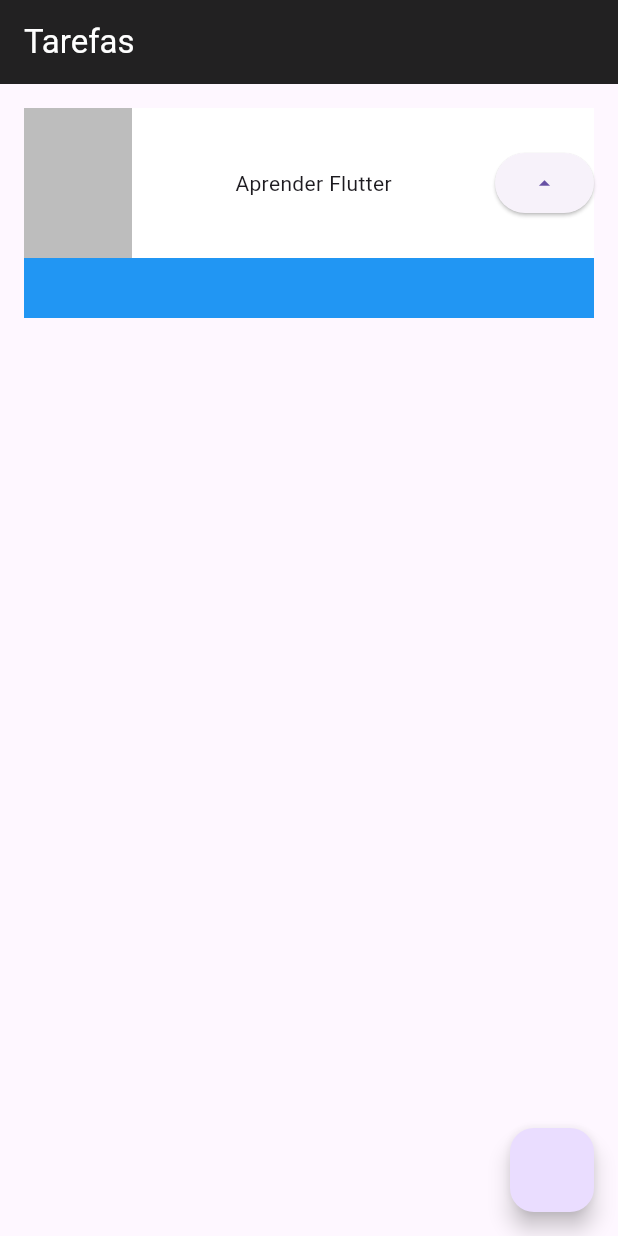
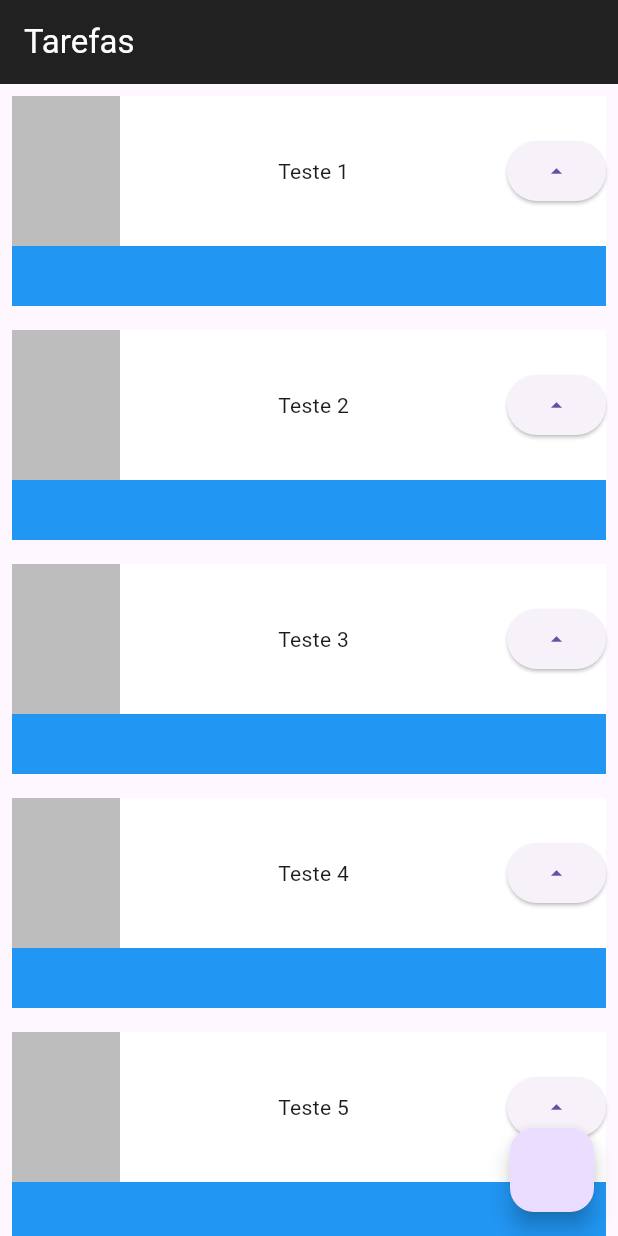
Before and after one commit to pabloalves01/flutter-studing, a Flutter app: the screen it shows after launch, on a phone screen of 412 x 824 dp. Run offline on Flutter 3.47's test engine with Material 3 defaults, Android fonts, the phone set to English and light mode, and no system bars.

Commit message:
create task e listview

```diff
--- a/lib/main.dart
+++ b/lib/main.dart
@@ -17,8 +17,34 @@ class MyApp extends StatelessWidget {
           title: Text('Tarefas', style: TextStyle(color: Colors.white)),
           backgroundColor: Colors.black87,
         ),
-        body: Container(
-          margin: EdgeInsetsGeometry.all(16.0),
+        body: ListView(
+          scrollDirection: Axis.vertical,
+          children: [
+            Task('Teste 1'),
+            Task('Teste 2'),
+            Task('Teste 3'),
+            Task('Teste 4'),
+            Task('Teste 5'),
+            Task('Teste 6'),
+            Task('Teste 7'),
+            Task('Teste'),
+            Task('testsdsds e'),
+          ],
+        ),
+        floatingActionButton: FloatingActionButton(onPressed: () {}),
+      ),
+    );
+  }
+}
+
+class Task extends StatelessWidget {
+  final String nome;
+  const Task(this.nome, {super.key});
+
+  @override
+  Widget build(BuildContext context) {
+    return Container(
+      padding: EdgeInsets.all(8.0),
       child: Stack(
         children: [
           Container(color: Colors.blue, height: 140.0),
@@ -29,7 +55,7 @@ class MyApp extends StatelessWidget {
               mainAxisAlignment: MainAxisAlignment.spaceBetween,
               children: [
                 Container(color: Colors.black26, width: 72, height: 100),
-                    Text('Aprender Flutter'),
+                Text(nome),
                 ElevatedButton(
                   onPressed: () {},
                   child: Icon(Icons.arrow_drop_up),
@@ -39,9 +65,6 @@ class MyApp extends StatelessWidget {
           ),
         ],
       ),
-        ),
-        floatingActionButton: FloatingActionButton(onPressed: () {}),
-      ),
     );
   }
 }
```
Lines whose indentation alone changed are shown as unchanged.
